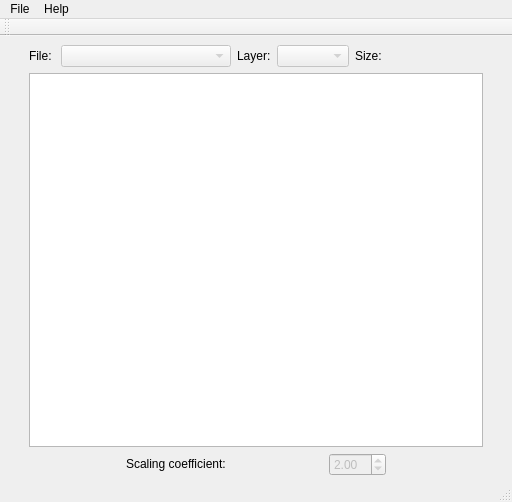
Before: the Qt Designer form mainwindow.ui in Psina909/Pyramid-App, drawn with Qt 5.
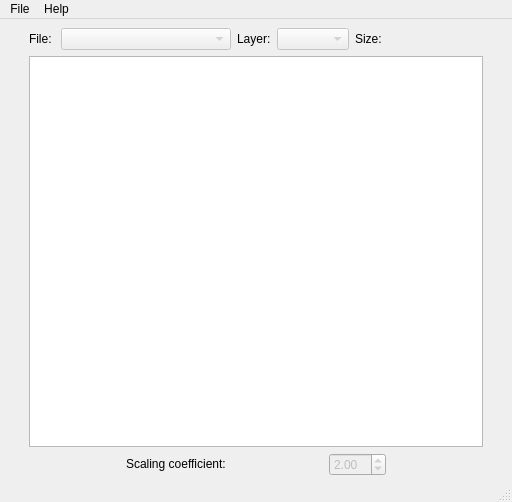
After: the same form once the commit is applied.

Diff of the .ui file:
```diff
--- a/mainwindow.ui
+++ b/mainwindow.ui
@@ -183,14 +183,6 @@
    <addaction name="menuFile"/>
    <addaction name="menuHelp"/>
   </widget>
-  <widget class="QToolBar" name="mainToolBar">
-   <attribute name="toolBarArea">
-    <enum>TopToolBarArea</enum>
-   </attribute>
-   <attribute name="toolBarBreak">
-    <bool>false</bool>
-   </attribute>
-  </widget>
   <widget class="QStatusBar" name="statusBar"/>
   <action name="actionOpen">
    <property name="text">
```
